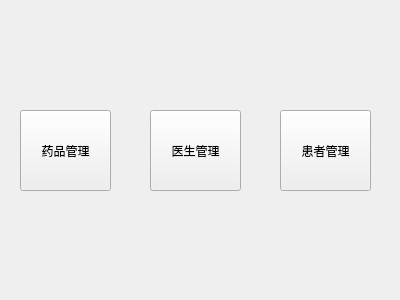
Above: welcomeview.ui from unzoth/Qt- before the change. Below: the same form after it.
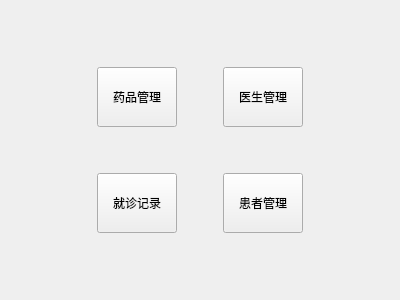
That is the form after the change.

What changed in the file:
```diff
--- a/welcomeview.ui
+++ b/welcomeview.ui
@@ -13,45 +13,189 @@
   <property name="windowTitle">
    <string>欢迎</string>
   </property>
-  <widget class="QPushButton" name="btRoom">
-   <property name="geometry">
-    <rect>
-     <x>20</x>
-     <y>110</y>
-     <width>91</width>
-     <height>81</height>
-    </rect>
-   </property>
-   <property name="text">
-    <string>药品管理</string>
-   </property>
-  </widget>
-  <widget class="QPushButton" name="btDoctor">
-   <property name="geometry">
-    <rect>
-     <x>150</x>
-     <y>110</y>
-     <width>91</width>
-     <height>81</height>
-    </rect>
-   </property>
-   <property name="text">
-    <string>医生管理</string>
-   </property>
-  </widget>
-  <widget class="QPushButton" name="btPatient">
-   <property name="geometry">
-    <rect>
-     <x>280</x>
-     <y>110</y>
-     <width>91</width>
-     <height>81</height>
-    </rect>
-   </property>
-   <property name="text">
-    <string>患者管理</string>
-   </property>
-  </widget>
+  <layout class="QHBoxLayout" name="horizontalLayout_2">
+   <item>
+    <layout class="QVBoxLayout" name="verticalLayout">
+     <item>
+      <spacer name="verticalSpacer_4">
+       <property name="orientation">
+        <enum>Qt::Vertical</enum>
+       </property>
+       <property name="sizeHint" stdset="0">
+        <size>
+         <width>20</width>
+         <height>40</height>
+        </size>
+       </property>
+      </spacer>
+     </item>
+     <item>
+      <layout class="QHBoxLayout" name="horizontalLayout">
+       <item>
+        <spacer name="horizontalSpacer_3">
+         <property name="orientation">
+          <enum>Qt::Horizontal</enum>
+         </property>
+         <property name="sizeHint" stdset="0">
+          <size>
+           <width>40</width>
+           <height>20</height>
+          </size>
+         </property>
+        </spacer>
+       </item>
+       <item>
+        <layout class="QGridLayout" name="gridLayout">
+         <item row="0" column="0">
+          <widget class="QPushButton" name="btRoom">
+           <property name="minimumSize">
+            <size>
+             <width>60</width>
+             <height>60</height>
+            </size>
+           </property>
+           <property name="text">
+            <string>药品管理</string>
+           </property>
+          </widget>
+         </item>
+         <item row="0" column="1">
+          <spacer name="horizontalSpacer">
+           <property name="orientation">
+            <enum>Qt::Horizontal</enum>
+           </property>
+           <property name="sizeHint" stdset="0">
+            <size>
+             <width>40</width>
+             <height>20</height>
+            </size>
+           </property>
+          </spacer>
+         </item>
+         <item row="0" column="2">
+          <widget class="QPushButton" name="btDoctor">
+           <property name="minimumSize">
+            <size>
+             <width>60</width>
+             <height>60</height>
+            </size>
+           </property>
+           <property name="text">
+            <string>医生管理</string>
+           </property>
+          </widget>
+         </item>
+         <item row="1" column="0">
+          <spacer name="verticalSpacer">
+           <property name="orientation">
+            <enum>Qt::Vertical</enum>
+           </property>
+           <property name="sizeHint" stdset="0">
+            <size>
+             <width>20</width>
+             <height>40</height>
+            </size>
+           </property>
+          </spacer>
+         </item>
+         <item row="1" column="1">
+          <spacer name="verticalSpacer_3">
+           <property name="orientation">
+            <enum>Qt::Vertical</enum>
+           </property>
+           <property name="sizeHint" stdset="0">
+            <size>
+             <width>20</width>
+             <height>40</height>
+            </size>
+           </property>
+          </spacer>
+         </item>
+         <item row="1" column="2">
+          <spacer name="verticalSpacer_2">
+           <property name="orientation">
+            <enum>Qt::Vertical</enum>
+           </property>
+           <property name="sizeHint" stdset="0">
+            <size>
+             <width>20</width>
+             <height>40</height>
+            </size>
+           </property>
+          </spacer>
+         </item>
+         <item row="2" column="0">
+          <widget class="QPushButton" name="pushButton">
+           <property name="minimumSize">
+            <size>
+             <width>60</width>
+             <height>60</height>
+            </size>
+           </property>
+           <property name="text">
+            <string>就诊记录</string>
+           </property>
+          </widget>
+         </item>
+         <item row="2" column="1">
+          <spacer name="horizontalSpacer_2">
+           <property name="orientation">
+            <enum>Qt::Horizontal</enum>
+           </property>
+           <property name="sizeHint" stdset="0">
+            <size>
+             <width>40</width>
+             <height>20</height>
+            </size>
+           </property>
+          </spacer>
+         </item>
+         <item row="2" column="2">
+          <widget class="QPushButton" name="btPatient">
+           <property name="minimumSize">
+            <size>
+             <width>60</width>
+             <height>60</height>
+            </size>
+           </property>
+           <property name="text">
+            <string>患者管理</string>
+           </property>
+          </widget>
+         </item>
+        </layout>
+       </item>
+       <item>
+        <spacer name="horizontalSpacer_4">
+         <property name="orientation">
+          <enum>Qt::Horizontal</enum>
+         </property>
+         <property name="sizeHint" stdset="0">
+          <size>
+           <width>40</width>
+           <height>20</height>
+          </size>
+         </property>
+        </spacer>
+       </item>
+      </layout>
+     </item>
+     <item>
+      <spacer name="verticalSpacer_5">
+       <property name="orientation">
+        <enum>Qt::Vertical</enum>
+       </property>
+       <property name="sizeHint" stdset="0">
+        <size>
+         <width>20</width>
+         <height>40</height>
+        </size>
+       </property>
+      </spacer>
+     </item>
+    </layout>
+   </item>
+  </layout>
  </widget>
  <resources/>
  <connections/>
```
